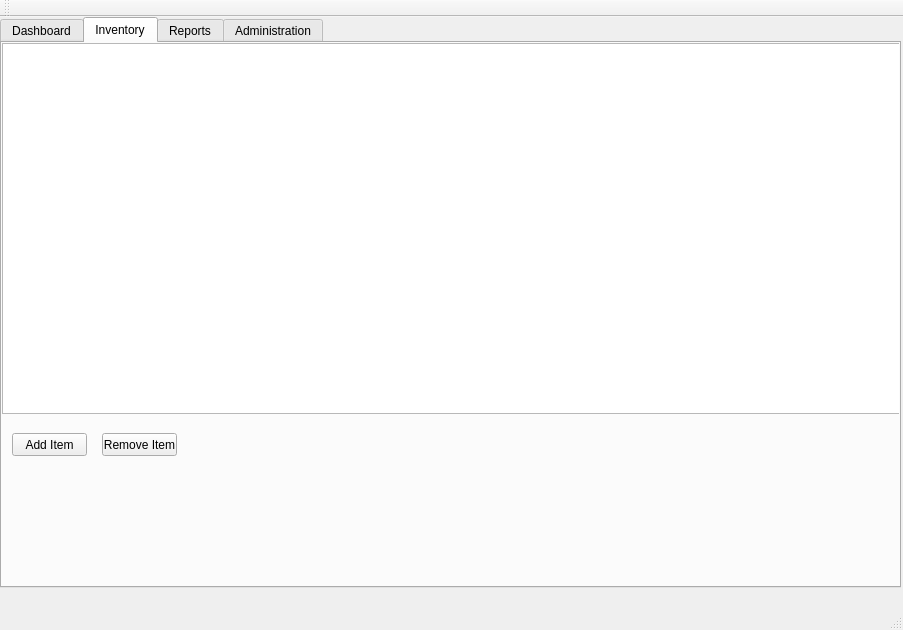
First picture: the form in InventoryManagement/homepage.ui, repository bkinney91/InventoryManagement, before the edit.
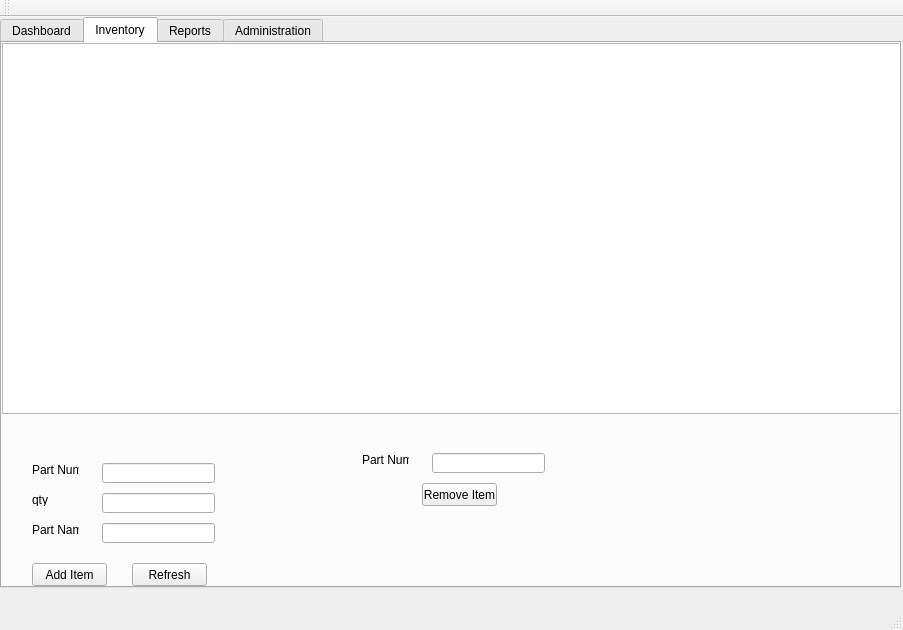
Second picture: the form after the edit. The open tabs and pages were chosen to show the change.

Commit message:
Final With finished buttons
finished everything else

What changed in the file:
```diff
--- a/InventoryManagement/homepage.ui
+++ b/InventoryManagement/homepage.ui
@@ -310,8 +310,8 @@
      <widget class="QPushButton" name="addRecord">
       <property name="geometry">
        <rect>
-        <x>10</x>
-        <y>390</y>
+        <x>30</x>
+        <y>520</y>
         <width>75</width>
         <height>23</height>
        </rect>
@@ -323,8 +323,8 @@
      <widget class="QPushButton" name="removeRecord">
       <property name="geometry">
        <rect>
-        <x>100</x>
-        <y>390</y>
+        <x>420</x>
+        <y>440</y>
         <width>75</width>
         <height>23</height>
        </rect>
@@ -333,6 +333,124 @@
        <string>Remove Item</string>
       </property>
      </widget>
+     <widget class="QPushButton" name="refreshInv">
+      <property name="geometry">
+       <rect>
+        <x>130</x>
+        <y>520</y>
+        <width>75</width>
+        <height>23</height>
+       </rect>
+      </property>
+      <property name="text">
+       <string>Refresh</string>
+      </property>
+     </widget>
+     <widget class="QLineEdit" name="add_partNum">
+      <property name="geometry">
+       <rect>
+        <x>100</x>
+        <y>420</y>
+        <width>113</width>
+        <height>20</height>
+       </rect>
+      </property>
+     </widget>
+     <widget class="QLineEdit" name="add_qty">
+      <property name="geometry">
+       <rect>
+        <x>100</x>
+        <y>450</y>
+        <width>113</width>
+        <height>20</height>
+       </rect>
+      </property>
+     </widget>
+     <widget class="QLineEdit" name="add_partName">
+      <property name="geometry">
+       <rect>
+        <x>100</x>
+        <y>480</y>
+        <width>113</width>
+        <height>20</height>
+       </rect>
+      </property>
+     </widget>
+     <widget class="QLineEdit" name="del_partNum">
+      <property name="geometry">
+       <rect>
+        <x>430</x>
+        <y>410</y>
+        <width>113</width>
+        <height>20</height>
+       </rect>
+      </property>
+     </widget>
+     <widget class="QLabel" name="label">
+      <property name="geometry">
+       <rect>
+        <x>30</x>
+        <y>420</y>
+        <width>47</width>
+        <height>13</height>
+       </rect>
+      </property>
+      <property name="text">
+       <string>Part Num</string>
+      </property>
+     </widget>
+     <widget class="QLabel" name="label_2">
+      <property name="geometry">
+       <rect>
+        <x>30</x>
+        <y>450</y>
+        <width>47</width>
+        <height>13</height>
+       </rect>
+      </property>
+      <property name="text">
+       <string>qty</string>
+      </property>
+     </widget>
+     <widget class="QLabel" name="label_3">
+      <property name="geometry">
+       <rect>
+        <x>30</x>
+        <y>480</y>
+        <width>47</width>
+        <height>13</height>
+       </rect>
+      </property>
+      <property name="text">
+       <string>Part Name</string>
+      </property>
+     </widget>
+     <widget class="QLabel" name="label_4">
+      <property name="geometry">
+       <rect>
+        <x>360</x>
+        <y>410</y>
+        <width>47</width>
+        <height>13</height>
+       </rect>
+      </property>
+      <property name="text">
+       <string>Part Num</string>
+      </property>
+     </widget>
+     <widget class="QLabel" name="notifyInventory">
+      <property name="geometry">
+       <rect>
+        <x>90</x>
+        <y>390</y>
+        <width>361</width>
+        <height>16</height>
+       </rect>
+      </property>
+      <property name="text">
+       <string/>
+      </property>
+     </widget>
     </widget>
     <widget class="QWidget" name="Reports">
      <attribute name="title">
```
Left out of the diff: 2 changed lines with no effect on the pictures. The commit also changes 18 other files.
